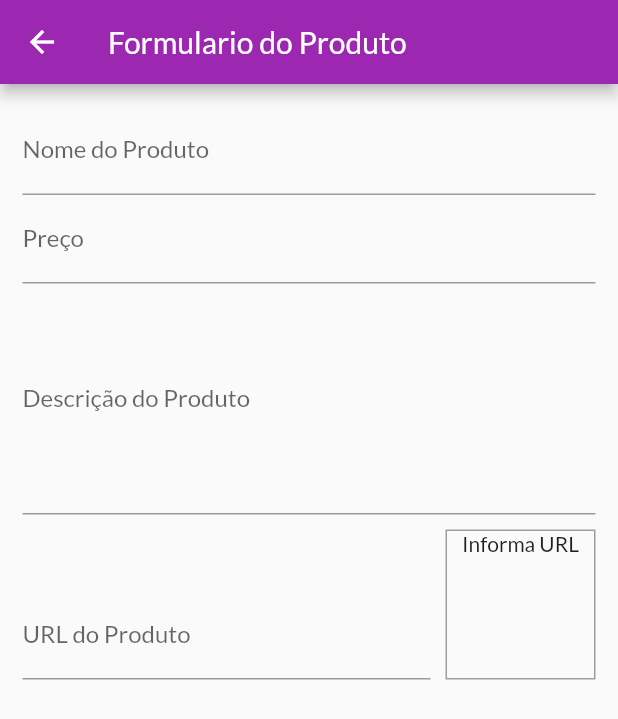
After one commit to RenanLedo/Loja-completa, a Flutter app: the ProductFormPage screen opened by its route, on a phone screen of 412 x 824 dp. The commit adds this screen. Shown: the top 719 px of the screen. Run offline on Flutter 3.47's test engine with Material 2 defaults, Android fonts, the phone set to English and light mode, and no system bars; network calls fail.

Commit message:
formulario produto

```diff
--- a/lib/main.dart
+++ b/lib/main.dart
@@ -5,6 +5,8 @@ import 'package:loja_completa/models/product_list.dart';
 import 'package:loja_completa/pages/cart_page.dart';
 import 'package:loja_completa/pages/orders_pages.dart';
 import 'package:loja_completa/pages/product_detalhe_page.dart';
+import 'package:loja_completa/pages/product_form_page.dart';
+import 'package:loja_completa/pages/product_page.dart';
 import 'package:loja_completa/pages/productoverviewpage.dart';
 import 'package:loja_completa/utils/app_routes.dart';
 import 'package:provider/provider.dart';
@@ -43,6 +45,8 @@ class MyApp extends StatelessWidget {
           AppRoutes.PRODTUC_DETAIL: (ctx) => ProductDetalhePage(),
           AppRoutes.CART: (ctx) => CartPage(),
           AppRoutes.ORDER: (ctx) => OrdersPages(),
+          AppRoutes.PRODUCT_PAGE: (ctx) => ProductPage(),
+          AppRoutes.PRODUCT_FORM: (ctx) => ProductFormPage(),
         },
       ),
     );
--- a/lib/models/cart.dart
+++ b/lib/models/cart.dart
@@ -1,4 +1,4 @@
-import 'dart:ffi';
+
 import 'dart:math';
 
 import 'package:flutter/material.dart';
--- /dev/null
+++ b/lib/pages/product_form_page.dart
@@ -0,0 +1,88 @@
+import 'package:flutter/cupertino.dart';
+import 'package:flutter/material.dart';
+
+class ProductFormPage extends StatefulWidget {
+  const ProductFormPage({Key? key}) : super(key: key);
+
+  @override
+  _ProductFormPageState createState() => _ProductFormPageState();
+}
+
+class _ProductFormPageState extends State<ProductFormPage> {
+  final urlFocus = FocusNode();
+  final urlImageEC = TextEditingController();
+
+  @override
+  void initState() {
+    urlImageEC.addListener(updateImage);
+    super.initState();
+  }
+
+  void updateImage() {
+    setState(() {});
+  }
+
+  @override
+  Widget build(BuildContext context) {
+    return Scaffold(
+      appBar: AppBar(
+        title: const Text('Formulario do Produto'),
+      ),
+      body: Padding(
+        padding: const EdgeInsets.all(15),
+        child: Form(
+          child: ListView(
+            children: [
+              TextFormField(
+                decoration: InputDecoration(labelText: 'Nome do Produto'),
+                textInputAction: TextInputAction.next,
+              ),
+              TextFormField(
+                decoration: InputDecoration(labelText: 'Preço'),
+                textInputAction: TextInputAction.next,
+                keyboardType: TextInputType.numberWithOptions(decimal: true),
+              ),
+              TextFormField(
+                decoration: InputDecoration(labelText: 'Descrição do Produto'),
+                keyboardType: TextInputType.multiline,
+                maxLines: 6,
+              ),
+              Row(
+                crossAxisAlignment: CrossAxisAlignment.end,
+                children: [
+                  Expanded(
+                    child: TextFormField(
+                      decoration: InputDecoration(labelText: 'URL do Produto'),
+                      keyboardType: TextInputType.url,
+                      focusNode: urlFocus,
+                      controller: urlImageEC,
+                    ),
+                  ),
+                  Container(
+                    width: 100,
+                    height: 100,
+                    margin: EdgeInsets.only(top: 10, left: 10),
+                    decoration: BoxDecoration(
+                      border: Border.all(color: Colors.grey, width: 1),
+                    ),
+                    child: urlImageEC.text.isEmpty
+                        ? Text(
+                            'Informa URL',
+                            textAlign: TextAlign.center,
+                          )
+                        : FittedBox(
+                            child: Image.network(
+                              urlImageEC.text,
+                              fit: BoxFit.cover,
+                            ),
+                          ),
+                  )
+                ],
+              ),
+            ],
+          ),
+        ),
+      ),
+    );
+  }
+}
--- a/lib/utils/app_routes.dart
+++ b/lib/utils/app_routes.dart
@@ -4,4 +4,6 @@ class AppRoutes {
   static const CART = '/cart';
   static const HOME = '/';
   static const ORDER = '/order';
+  static const PRODUCT_PAGE = '/product-page';
+  static const PRODUCT_FORM = '/product-form';
 }
```
Also changed, not shown: lib/components/app_drawer.dart (+12 -1 lines), lib/components/product_tile_gerenciador_widget.dart (added, +42 -0 lines), lib/pages/product_page.dart (added, +38 -0 lines).
